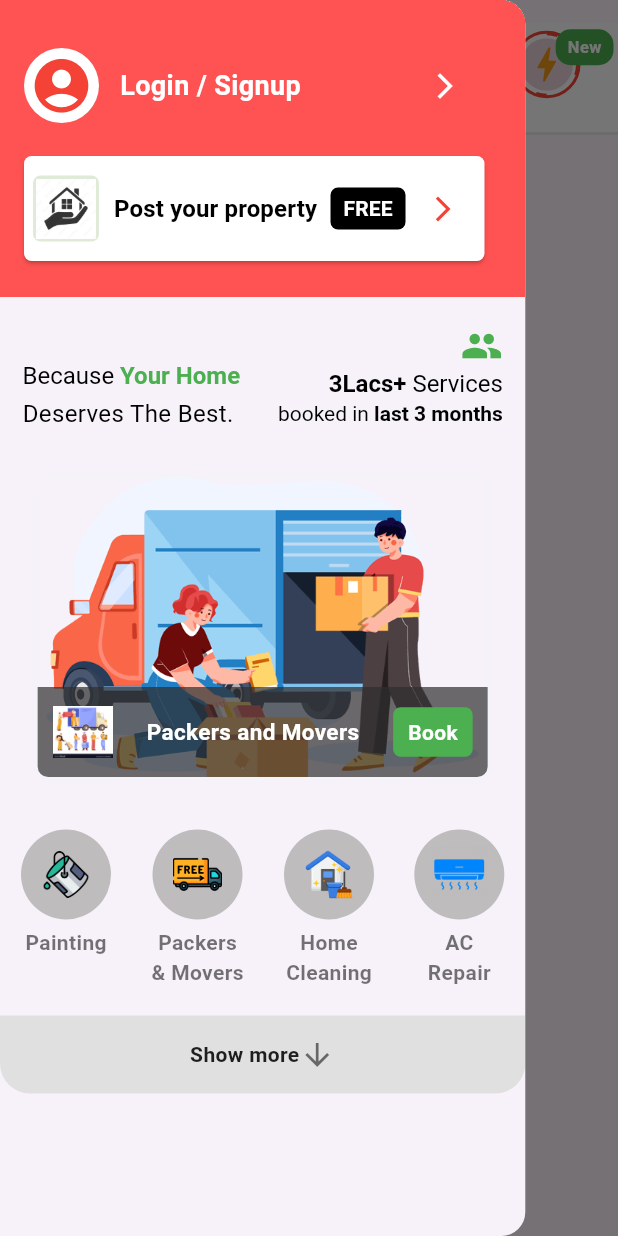
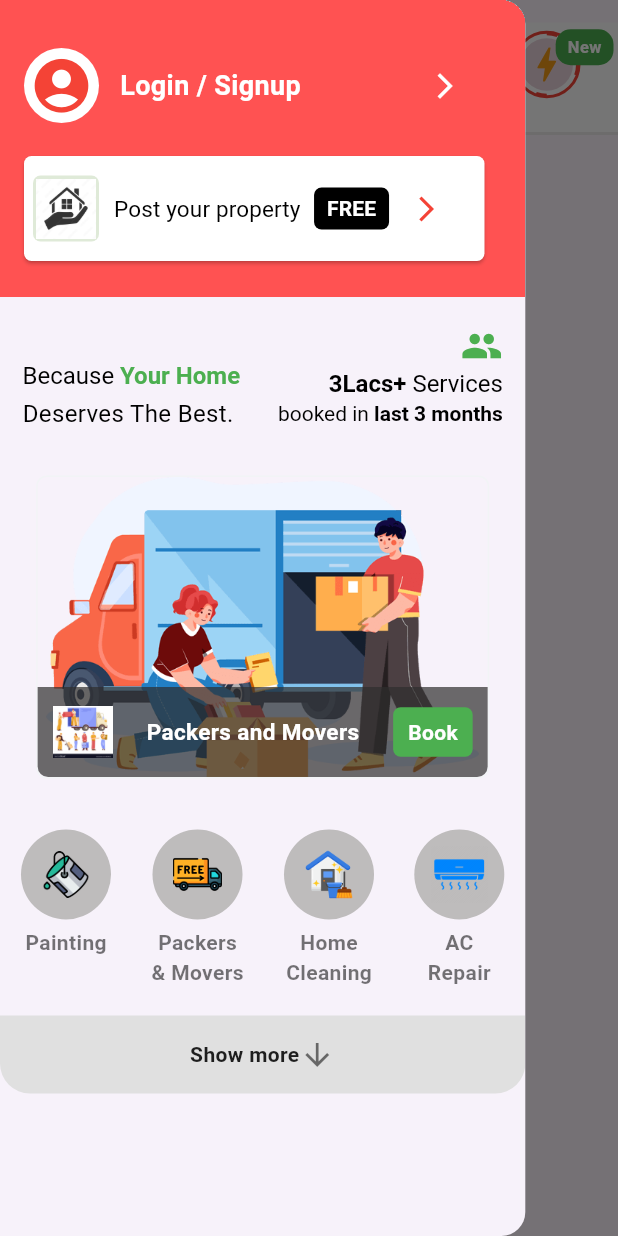
Before and after one commit to CaptainNayan199/Blue-Fox-Internship, a Flutter app: the screen it shows after launch, with the side drawer open, on a phone screen of 412 x 824 dp. Run offline on Flutter 3.47's test engine with Material 3 defaults, Android fonts, the light colour scheme and no system bars.

```diff
--- a/broker_app/lib/drawer_header.dart
+++ b/broker_app/lib/drawer_header.dart
@@ -96,7 +96,7 @@ class DrawerHeaderUI extends StatelessWidget {
                           Text(
                             "Post your property",
                             style: TextStyle(
-                                fontSize: 16, fontWeight: FontWeight.w600),
+                                fontSize: 15, fontWeight: FontWeight.w400),
                           ),
                           SizedBox(width: 9),
                           Container(
```
Also changed, not shown: broker_app/assets/down-arrow.png (added).
